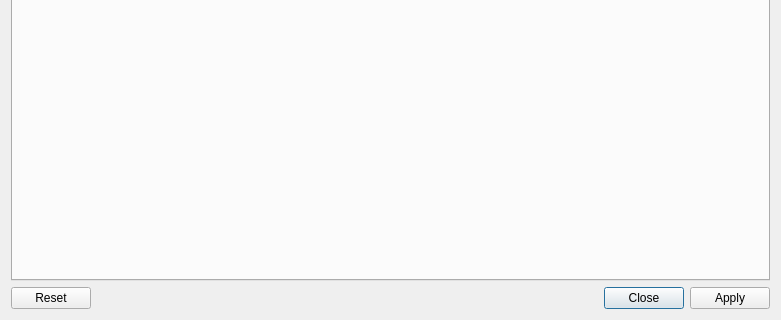
Old version of the form nxselector/ui/selector.ui in the repository nexdatas/nxselector; both pictures show x 0 to 781 and y 219 to 539 of the 781 by 539 pixel window.
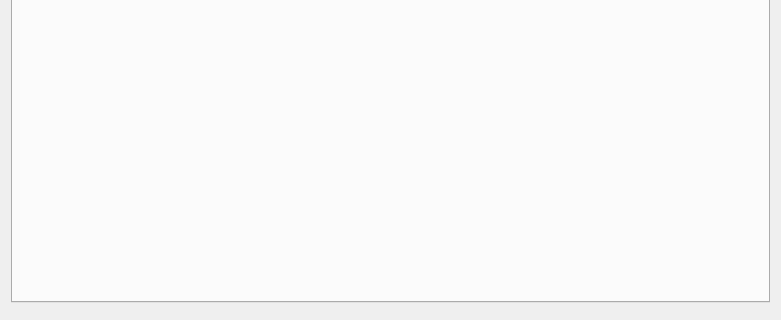
New version of the form.

Commit message: fixes for qt bug - highting QDialogButtonBox button

```diff
--- a/nxselector/ui/selector.ui
+++ b/nxselector/ui/selector.ui
@@ -20,7 +20,7 @@
       <string/>
      </property>
      <property name="standardButtons">
-      <set>QDialogButtonBox::Apply|QDialogButtonBox::Close|QDialogButtonBox::Reset</set>
+      <set>QDialogButtonBox::NoButton</set>
      </property>
     </widget>
    </item>
```
The commit also changes 1 other file.
